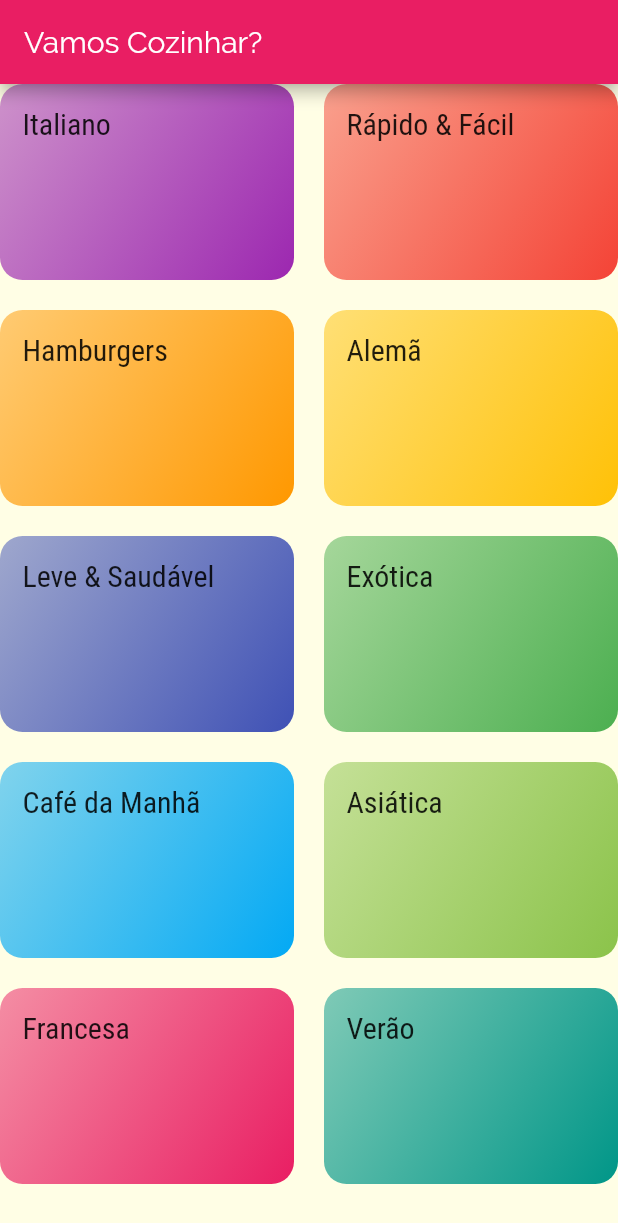
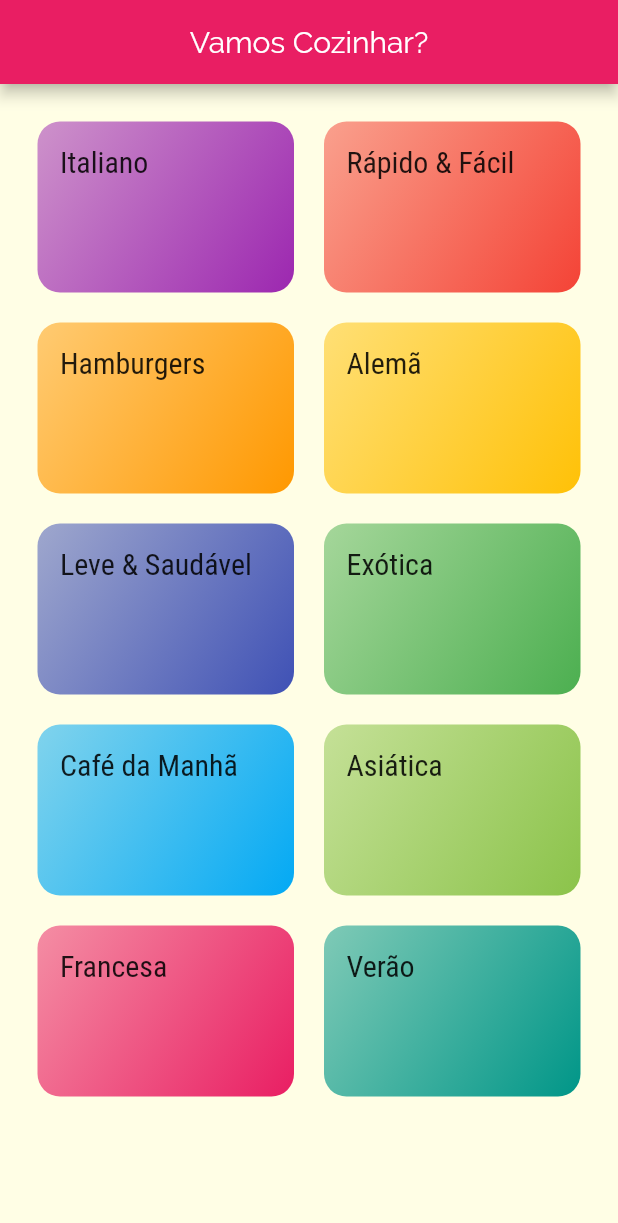
Before and after one commit to MrGabrielBP/meals, a Flutter app: the screen it shows after launch, on a phone screen of 412 x 824 dp. Shown: the top 1223 px of the screen. Run offline on Flutter 3.47's test engine with Material 2 defaults, Android fonts, the phone set to English and light mode, and no system bars.

Commit message:
added padding

```diff
--- a/lib/screens/categories_screens.dart
+++ b/lib/screens/categories_screens.dart
@@ -9,8 +9,10 @@ class CategoriesScreen extends StatelessWidget {
     return Scaffold(
       appBar: AppBar(
         title: Text('Vamos Cozinhar?'),
+        centerTitle: true,
       ),
       body: GridView(
+        padding: const EdgeInsets.all(25),
         //Sliver é uma área que tem scroll
         //GridDelegate é uma forma de delegar como a Grid será renderizada
         //Vai extender o CrossAxis
```
